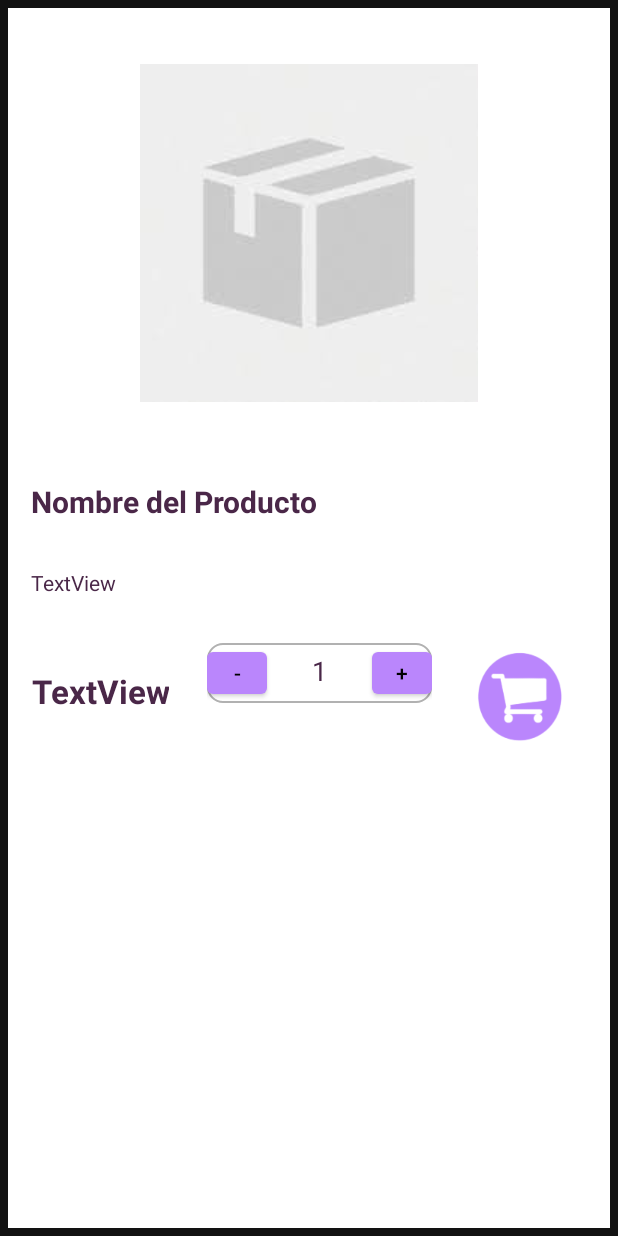
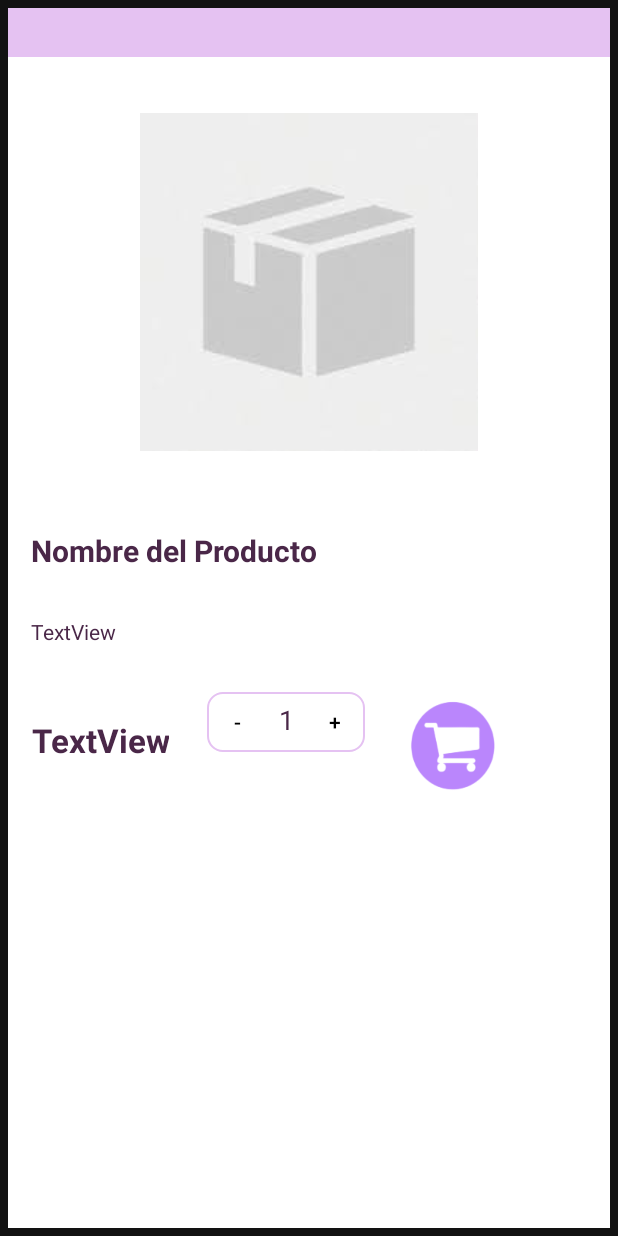
Before and after one commit to datbat001/GreenCo-Concurso, an Android app: the Verproducto screen opened directly, with no data from a screen before it, on a phone screen of 412 x 824 dp. Run offline under Robolectric (Android 15) with nearby library versions, the phone set to English and light mode, and no system bars; our stand-ins replace Volley; network calls fail; Roboto replaces fonts that are not available here.

```diff
--- a/GreenCo/app/src/main/AndroidManifest.xml
+++ b/GreenCo/app/src/main/AndroidManifest.xml
@@ -17,11 +17,11 @@
         android:theme="@style/Theme.MaterialComponents.NoActionBar"
         tools:targetApi="30">
         <activity
+            android:name=".Carrito.carrito"
+            android:exported="true"/>
+        <activity
             android:name=".Verproducto"
             android:exported="true" />
-        <activity
-            android:name=".Carrito.carrito"
-            android:exported="false" />
         <activity
             android:name=".PRODUCTOS.Botones"
             android:exported="false" />
--- a/GreenCo/app/src/main/java/com/itz/isc/greenco/Verproducto.java
+++ b/GreenCo/app/src/main/java/com/itz/isc/greenco/Verproducto.java
@@ -1,7 +1,9 @@
 package com.itz.isc.greenco;
 
+import android.content.Intent;
 import android.graphics.Bitmap;
 import android.os.Bundle;
+import android.view.View;
 import android.widget.Button;
 import android.widget.EditText;
 import android.widget.ImageView;
@@ -17,7 +19,8 @@ import com.android.volley.VolleyError;
 import com.android.volley.toolbox.ImageRequest;
 import com.android.volley.toolbox.JsonObjectRequest;
 import com.android.volley.toolbox.Volley;
-import com.itz.isc.greenco.ListProducts.Products;
+import com.itz.isc.greenco.Carrito.carrito;
+import com.itz.isc.greenco.models.Products;
 
 import org.json.JSONException;
 import org.json.JSONObject;
@@ -26,6 +29,7 @@ public class Verproducto extends AppCompatActivity {
 
     ImageView imageView;
     TextView nombreVer;
+    TextView nombreTop;
     TextView precioVer;
     TextView descVer;
     EditText editText;
@@ -50,8 +54,37 @@ public class Verproducto extends AppCompatActivity {
         btnmenos = findViewById(R.id.buttonmenos);
         btncarrito = findViewById(R.id.buttonshopver);
         editText = findViewById(R.id.editTextNumberver);
+        nombreTop = findViewById(R.id.nomProdverTop);
 
         extractProducts(id);
+        btnmas.setOnClickListener(new View.OnClickListener() {
+            @Override
+            public void onClick(View view) {
+                String value = editText.getText().toString();
+                int finalValue= Integer.parseInt(value);
+                int suma = finalValue +1;
+                String sumaStr = String.valueOf(suma);
+                editText.setText(sumaStr);
+            }
+        });
+
+        btnmenos.setOnClickListener(new View.OnClickListener() {
+            @Override
+            public void onClick(View view) {
+                String value = editText.getText().toString();
+                int finalValue= Integer.parseInt(value);
+                if(finalValue > 1){
+                    int res = finalValue -1;
+                    String sumaStr = String.valueOf(res);
+                    editText.setText(sumaStr);
+                }
+            }
+        });
+        btncarrito.setOnClickListener(view -> {
+            Intent intent;
+            intent = new Intent(getApplicationContext(), carrito.class);
+            startActivity(intent);
+        });
     }
 
     private void extractProducts(String Id) {
@@ -71,7 +104,8 @@ public class Verproducto extends AppCompatActivity {
                             nombreVer.setText(item.getString("nomProducto"));
                             descVer.setText(item.getString("descripcion"));
                             precioVer.setText(item.getString("precio"));
-                            editText.setText(item.getString("existencia"));
+                            nombreTop.setText(item.getString("nomProducto"));
+                            //editText.setText(item.getString("existencia"));
                             cargarImagen(item.getString("imageName").toString());
 
                         } catch (JSONException e) {
--- a/GreenCo/app/src/main/java/com/itz/isc/greenco/ListProducts/Adapter.java
+++ b/GreenCo/app/src/main/java/com/itz/isc/greenco/adapters/Adapter.java
@@ -1,4 +1,4 @@
-package com.itz.isc.greenco.ListProducts;
+package com.itz.isc.greenco.adapters;
 
 import android.content.Context;
 import android.graphics.Bitmap;
@@ -16,6 +16,7 @@ import com.android.volley.Response;
 import com.android.volley.VolleyError;
 import com.android.volley.toolbox.ImageRequest;
 import com.android.volley.toolbox.Volley;
+import com.itz.isc.greenco.models.Products;
 import com.itz.isc.greenco.R;
 
 import java.util.List;
--- a/GreenCo/app/src/main/java/com/itz/isc/greenco/ListProducts/Products.java
+++ b/GreenCo/app/src/main/java/com/itz/isc/greenco/models/Products.java
@@ -1,4 +1,4 @@
-package com.itz.isc.greenco.ListProducts;
+package com.itz.isc.greenco.models;
 
 public class Products {
 
--- a/GreenCo/app/src/main/java/com/itz/isc/greenco/showProductos.java
+++ b/GreenCo/app/src/main/java/com/itz/isc/greenco/showProductos.java
@@ -18,8 +18,8 @@ import com.android.volley.VolleyError;
 import com.android.volley.toolbox.JsonArrayRequest;
 import com.android.volley.toolbox.Volley;
 import com.itz.isc.greenco.Carrito.carrito;
-import com.itz.isc.greenco.ListProducts.Adapter;
-import com.itz.isc.greenco.ListProducts.Products;
+import com.itz.isc.greenco.adapters.Adapter;
+import com.itz.isc.greenco.models.Products;
 
 import org.json.JSONArray;
 import org.json.JSONException;
--- a/GreenCo/app/src/main/res/drawable/borde_gris.xml
+++ b/GreenCo/app/src/main/res/drawable/borde_gris.xml
@@ -1,5 +1,5 @@
 <?xml version="1.0" encoding="utf-8"?>
 <shape xmlns:android="http://schemas.android.com/apk/res/android">
-    <stroke android:color="#B1B1B1" android:width="1dp"/>
+    <stroke android:color="#E5C2F2" android:width="1dp"/>
     <corners android:radius="10dp"/>
 </shape>
--- a/GreenCo/app/src/main/res/layout/activity_main.xml
+++ b/GreenCo/app/src/main/res/layout/activity_main.xml
@@ -25,6 +25,7 @@
             android:textAlignment="center"
             android:textColor="#4A2748"
             android:textSize="24sp"
+            android:textStyle="bold"
             app:layout_constraintEnd_toEndOf="parent"
             app:layout_constraintHorizontal_bias="1.0"
             app:layout_constraintStart_toStartOf="parent"
--- a/GreenCo/app/src/main/res/layout/activity_productos.xml
+++ b/GreenCo/app/src/main/res/layout/activity_productos.xml
@@ -21,8 +21,9 @@
             android:background="#E5C2F2"
             android:text="@string/productos"
             android:textAlignment="center"
-            android:textColor="#FFFFFF"
+            android:textColor="#4A2748"
             android:textSize="24sp"
+            android:textStyle="bold"
             app:layout_constraintEnd_toEndOf="parent"
             app:layout_constraintStart_toStartOf="parent"
             tools:ignore="MissingConstraints" />
--- a/GreenCo/app/src/main/res/layout/activity_verproducto.xml
+++ b/GreenCo/app/src/main/res/layout/activity_verproducto.xml
@@ -16,6 +16,19 @@
         android:layout_height="match_parent"
         android:background="@color/white"
         android:orientation="vertical">
+        <TextView
+            android:id="@+id/nomProdverTop"
+            android:layout_width="match_parent"
+            android:layout_height="wrap_content"
+            android:background="#E5C2F2"
+            android:text=""
+            android:textAlignment="center"
+            android:textColor="#4A2748"
+            android:textSize="24sp"
+            android:textStyle="bold"
+            app:layout_constraintEnd_toEndOf="parent"
+            app:layout_constraintStart_toStartOf="parent"
+            tools:ignore="MissingConstraints" />
 
         <com.google.android.material.appbar.AppBarLayout
             android:id="@+id/appbar"
@@ -34,20 +47,25 @@
 
                 app:toolbarId="@+id/toolbar">
 
+
+                />
+
                 <ImageView
                     android:id="@+id/img_prodver"
                     android:layout_width="wrap_content"
                     android:layout_height="wrap_content"
                     android:layout_gravity="center"
                     android:background="@color/white"
-                    android:src="@drawable/descarga" />
+                    android:src="@drawable/descarga"/>
 
                 <androidx.appcompat.widget.Toolbar
                     android:id="@+id/toolbar"
                     android:layout_width="match_parent"
                     android:layout_height="?attr/actionBarSize"></androidx.appcompat.widget.Toolbar>
+
             </com.google.android.material.appbar.CollapsingToolbarLayout>
         </com.google.android.material.appbar.AppBarLayout>
+
 
         <TextView
             android:id="@+id/nomProdver"
@@ -75,15 +93,16 @@
             android:layout_width="match_parent"
             android:layout_height="match_parent"
             android:orientation="horizontal"
-            android:padding="15dp">
+            android:padding="15dp"
+            android:paddingRight="25dp">
 
             <TextView
                 android:id="@+id/precProdver"
                 android:layout_width="wrap_content"
                 android:layout_height="wrap_content"
+                android:layout_marginRight="25dp"
                 android:gravity="center"
                 android:text="TextView"
-                android:layout_marginRight="25dp"
                 android:textColor="#4A2748"
                 android:textSize="22sp"
                 android:textStyle="bold" />
@@ -98,12 +117,12 @@
                     android:id="@+id/buttonmenos"
                     android:layout_width="40dp"
                     android:layout_height="40dp"
-                    android:background="@null"
+                    android:background="#00000000"
                     android:text="-" />
 
                 <EditText
                     android:id="@+id/editTextNumberver"
-                    android:layout_width="70dp"
+                    android:layout_width="25dp"
                     android:layout_height="wrap_content"
                     android:background="@null"
                     android:ems="10"
@@ -116,7 +135,7 @@
                     android:id="@+id/buttonmas"
                     android:layout_width="40dp"
                     android:layout_height="40dp"
-                    android:background="@null"
+                    android:background="#00000000"
                     android:text="+" />
             </LinearLayout>
 
```
Also changed, not shown: GreenCo/app/src/main/java/com/itz/isc/greenco/Carrito/carrito.java (+4 -3 lines), GreenCo/app/src/main/res/layout/activity_carrito.xml (added, +42 -0 lines), GreenCo/app/src/main/res/layout/activity_carrito2.xml (deleted, +0 -71 lines), GreenCo/app/src/main/res/layout/item_carrito.xml (added, +92 -0 lines), 1 other file.
